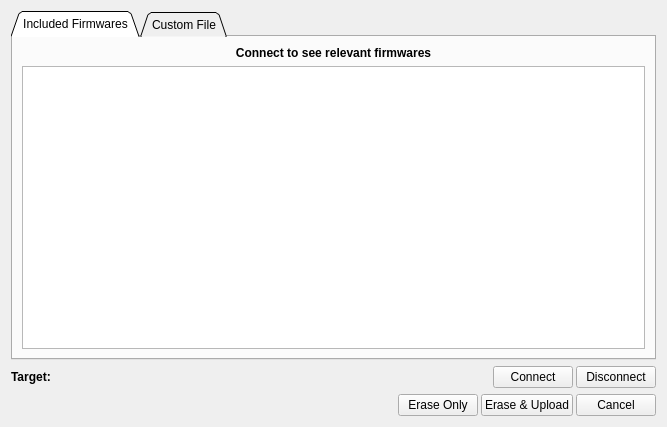
Above: pages/pageswdprog.ui from vedderb/vesc_tool before the change. Below: the same form after it.
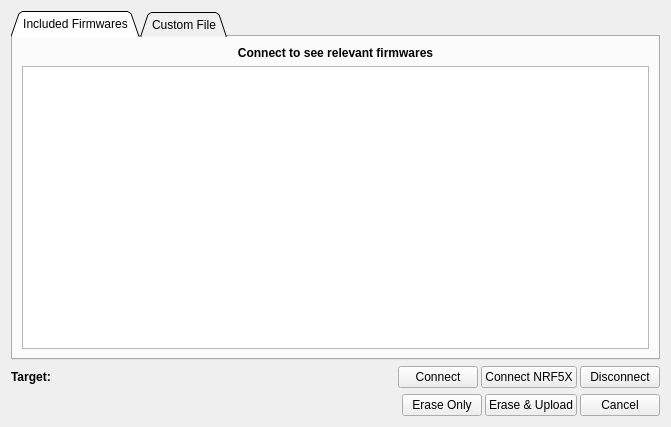
That is the form after the change. Icons and pictures are not drawn. Custom widgets are drawn as their Qt base class.

```diff
--- a/pages/pageswdprog.ui
+++ b/pages/pageswdprog.ui
@@ -6,7 +6,7 @@
    <rect>
     <x>0</x>
     <y>0</y>
-    <width>667</width>
+    <width>671</width>
     <height>427</height>
    </rect>
   </property>
@@ -142,6 +142,17 @@
        </property>
       </widget>
      </item>
+     <item>
+      <widget class="QPushButton" name="connectNrf5xButton">
+       <property name="text">
+        <string>Connect NRF5X</string>
+       </property>
+       <property name="icon">
+        <iconset resource="../res.qrc">
+         <normaloff>:/res/icons/Connected-96.png</normaloff>:/res/icons/Connected-96.png</iconset>
+       </property>
+      </widget>
+     </item>
      <item>
       <widget class="QPushButton" name="disconnectButton">
        <property name="text">
```
